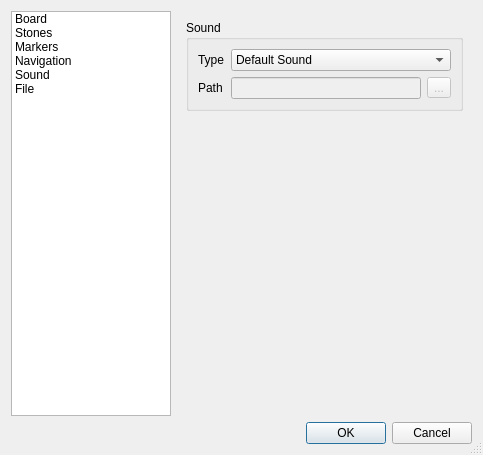
This is branches/2.0.0/setupdialog.ui in nullx002/mugo as Qt 5 draws it before an edit. The edited form follows.
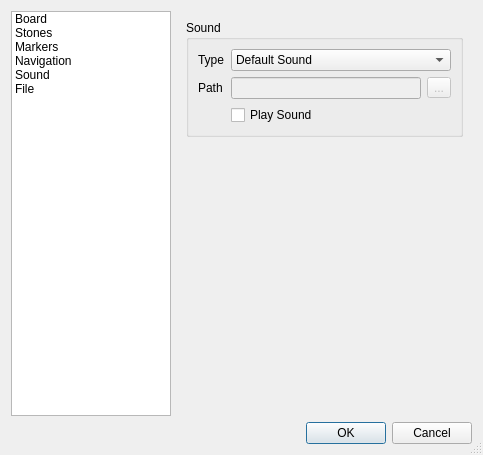
This is the edited form. The open tabs and pages were chosen to show the change.

Diff of the .ui file:
```diff
--- a/branches/2.0.0/setupdialog.ui
+++ b/branches/2.0.0/setupdialog.ui
@@ -679,6 +679,13 @@
               </item>
              </layout>
             </item>
+            <item row="2" column="1">
+             <widget class="QCheckBox" name="playSoundCheckBox">
+              <property name="text">
+               <string>Play Sound</string>
+              </property>
+             </widget>
+            </item>
            </layout>
           </widget>
          </item>
```
